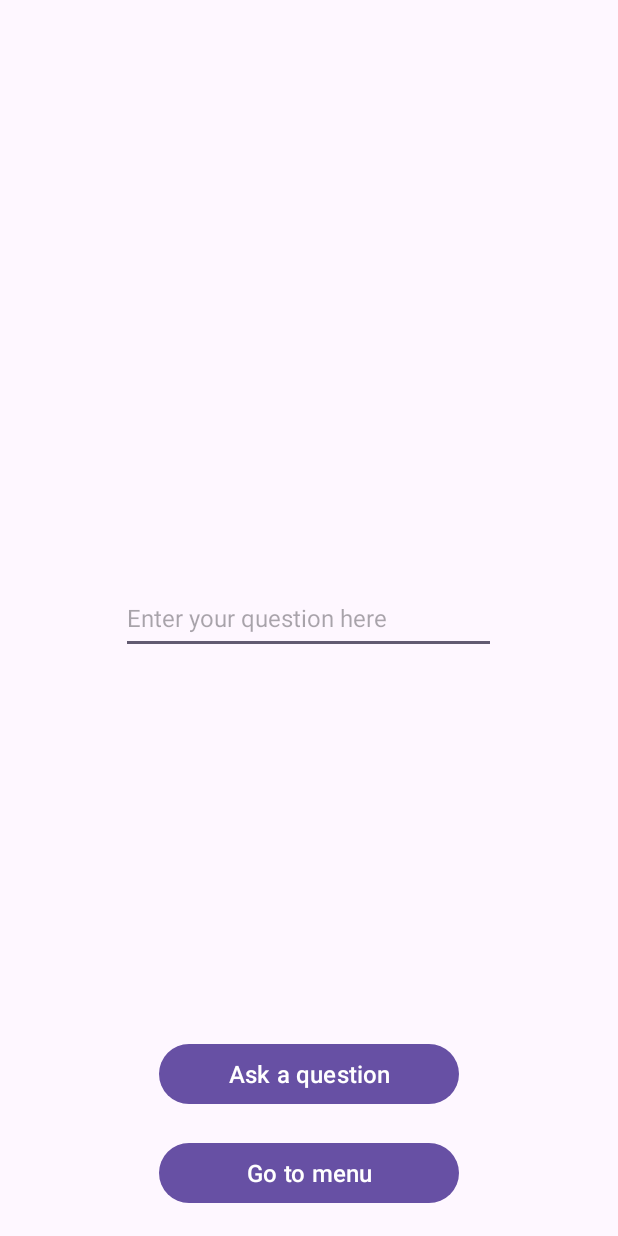
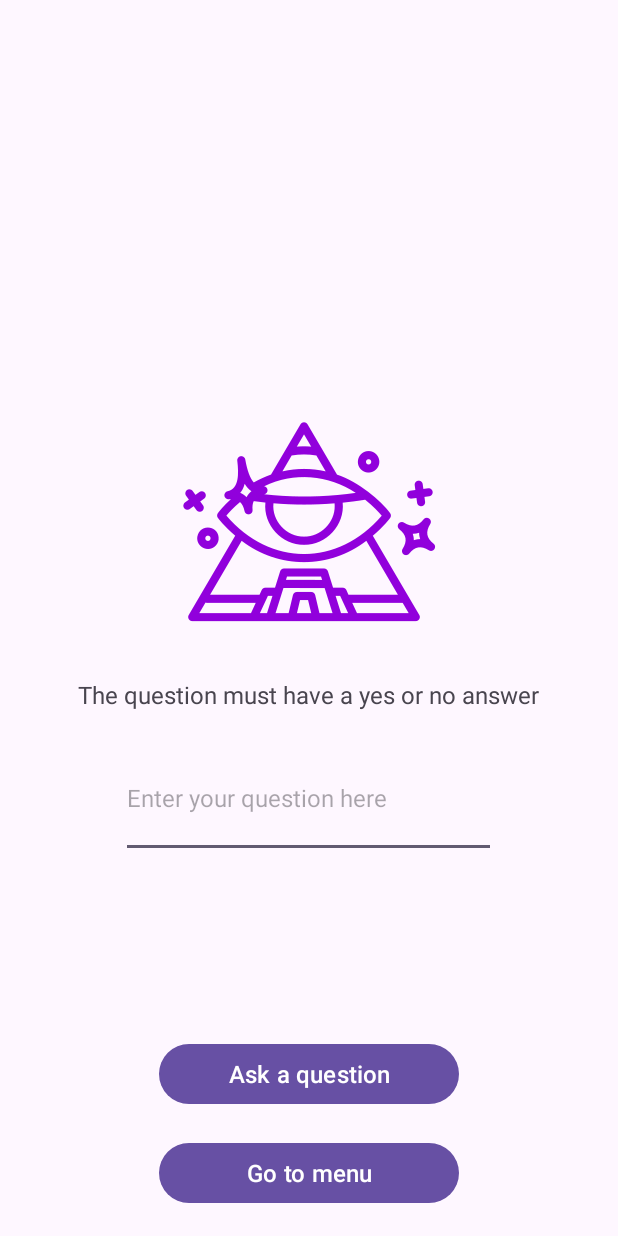
Before and after one commit to OlegKhromow/Android_app_Oracle, an Android app: the QuestionActivity screen opened directly, with no data from a screen before it, on a phone screen of 412 x 824 dp. Run offline under Robolectric (Android 15) with nearby library versions, the phone set to English and light mode, and no system bars.

Commit message:
additional commit

```diff
--- a/app/src/main/AndroidManifest.xml
+++ b/app/src/main/AndroidManifest.xml
@@ -6,9 +6,9 @@
         android:allowBackup="true"
         android:dataExtractionRules="@xml/data_extraction_rules"
         android:fullBackupContent="@xml/backup_rules"
-        android:icon="@mipmap/ic_launcher"
+        android:icon="@mipmap/oracle"
         android:label="@string/app_name"
-        android:roundIcon="@mipmap/ic_launcher_round"
+        android:roundIcon="@mipmap/oracle"
         android:supportsRtl="true"
         android:theme="@style/Theme.Lab1"
         tools:targetApi="31">
--- a/app/src/main/res/layout/activity_question.xml
+++ b/app/src/main/res/layout/activity_question.xml
@@ -8,21 +8,41 @@
     android:padding="@dimen/default_margin"
     tools:context=".QuestionActivity">
 
+    <ImageView
+        android:layout_width="wrap_content"
+        android:layout_height="wrap_content"
+        android:layout_above="@id/questionRecommendation"
+        android:layout_centerHorizontal="true"
+        android:layout_marginBottom="@dimen/default_margin"
+        android:src="@mipmap/oracle" />
+
+    <TextView
+        android:id="@+id/questionRecommendation"
+        android:layout_width="wrap_content"
+        android:layout_height="wrap_content"
+        android:text="@string/question_recommendation"
+        android:layout_above="@id/editQuestion"
+        android:layout_centerHorizontal="true"/>
     <EditText
         android:id="@+id/editQuestion"
         android:layout_width="@dimen/question_entry_width"
-        android:layout_height="@dimen/enter_text_height"
+        android:layout_height="@dimen/enter_question_height"
         android:hint="@string/enter_question"
-        android:layout_centerInParent="true"
+        android:layout_centerHorizontal="true"
+        android:layout_above="@id/answerTextView"
         android:layout_margin="@dimen/default_margin"
         android:lines="3"
-        android:autofillHints="" />
+        android:autofillHints=""/>
     <TextView
         android:id="@+id/answerTextView"
         android:layout_width="wrap_content"
-        android:layout_height="wrap_content"
-        android:layout_below="@id/editQuestion"
-        android:layout_centerHorizontal="true"/>
+        android:layout_height="@dimen/enter_text_height"
+        android:layout_above="@id/askButton"
+        android:layout_centerHorizontal="true"
+        android:layout_margin="@dimen/default_margin"
+        android:textColor="@color/dark_green"
+        android:textStyle="bold"
+        android:textSize="@dimen/answer_text_size"/>
     <Button
         android:id="@+id/toMenuButton"
         android:layout_width="@dimen/button_width"
@@ -37,9 +57,6 @@
         android:layout_height="wrap_content"
         android:layout_above="@id/toMenuButton"
         android:layout_centerHorizontal="true"
-        android:layout_marginStart="@dimen/default_margin"
-        android:layout_marginTop="@dimen/default_margin"
-        android:layout_marginEnd="@dimen/default_margin"
-        android:layout_marginBottom="@dimen/default_margin"
+        android:layout_margin="@dimen/default_margin"
         android:text="@string/ask" />
 </RelativeLayout>
--- a/app/src/main/res/values/colors.xml
+++ b/app/src/main/res/values/colors.xml
@@ -2,4 +2,5 @@
 <resources>
     <color name="black">#FF000000</color>
     <color name="white">#FFFFFFFF</color>
+    <color name="dark_green">#0C974F</color>
 </resources>
--- a/app/src/main/res/values/dimens.xml
+++ b/app/src/main/res/values/dimens.xml
@@ -4,4 +4,6 @@
     <dimen name="default_margin">18dp</dimen>
     <dimen name="enter_text_height">48dp</dimen>
     <dimen name="question_entry_width">250dp</dimen>
+    <dimen name="answer_text_size">24sp</dimen>
+    <dimen name="enter_question_height">80dp</dimen>
 </resources>
--- a/app/src/main/res/values/strings.xml
+++ b/app/src/main/res/values/strings.xml
@@ -24,4 +24,13 @@
     <string name="enter_name_error">No name was entered</string>
     <string name="enter_surname_error">No surname was entered</string>
     <string name="choose_sex_error">Sex is not chosen</string>
+    <string name="question_recommendation">The question must have a yes or no answer</string>
+    <string-array name="answers_array">
+        <item>Yes</item>
+        <item>No</item>
+        <item>Possible</item>
+        <item>Quite likely</item>
+        <item>Unlikely</item>
+        <item>Don\'t know</item>
+    </string-array>
 </resources>
```
Also changed, not shown: app/src/main/java/stu/cn/ua/lab1/QuestionActivity.java (+16 -2 lines), app/src/main/java/stu/cn/ua/lab1/SettingsActivity.java (+7 -2 lines), app/src/main/res/mipmap-hdpi/oracle.png (added).
